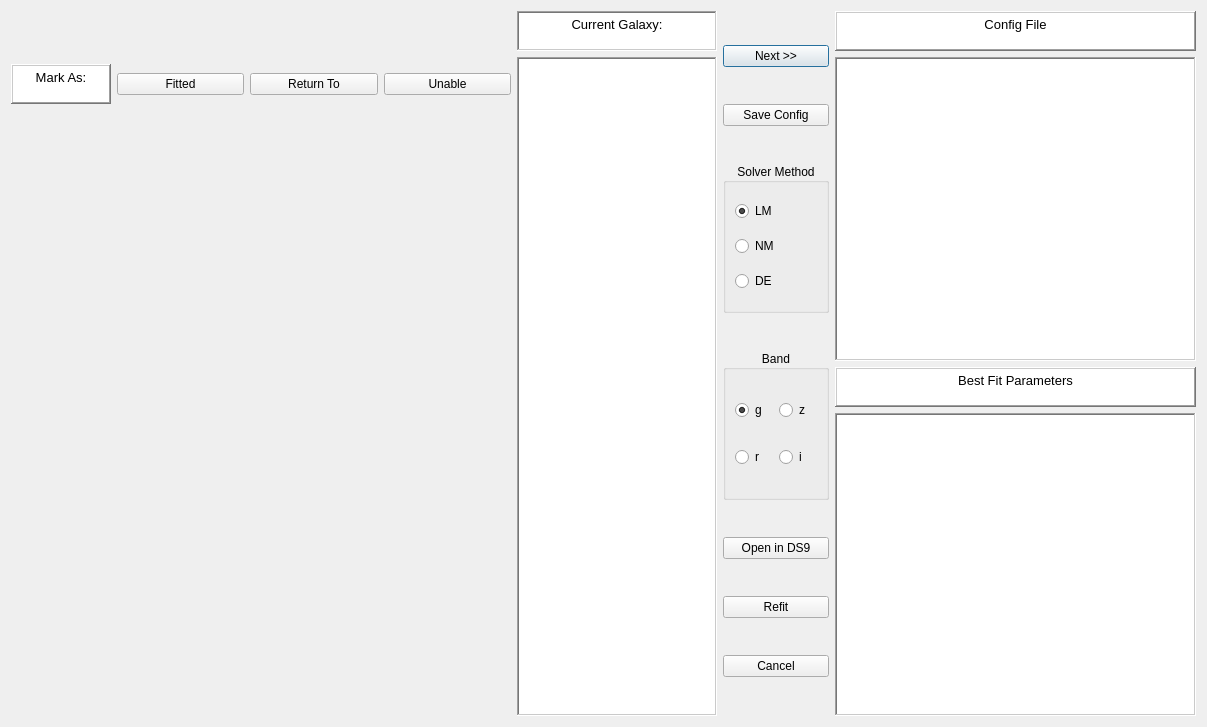
rpsmith4/photometric-decomp-analysis, file GUI/ds9_open.ui: the form before one commit.
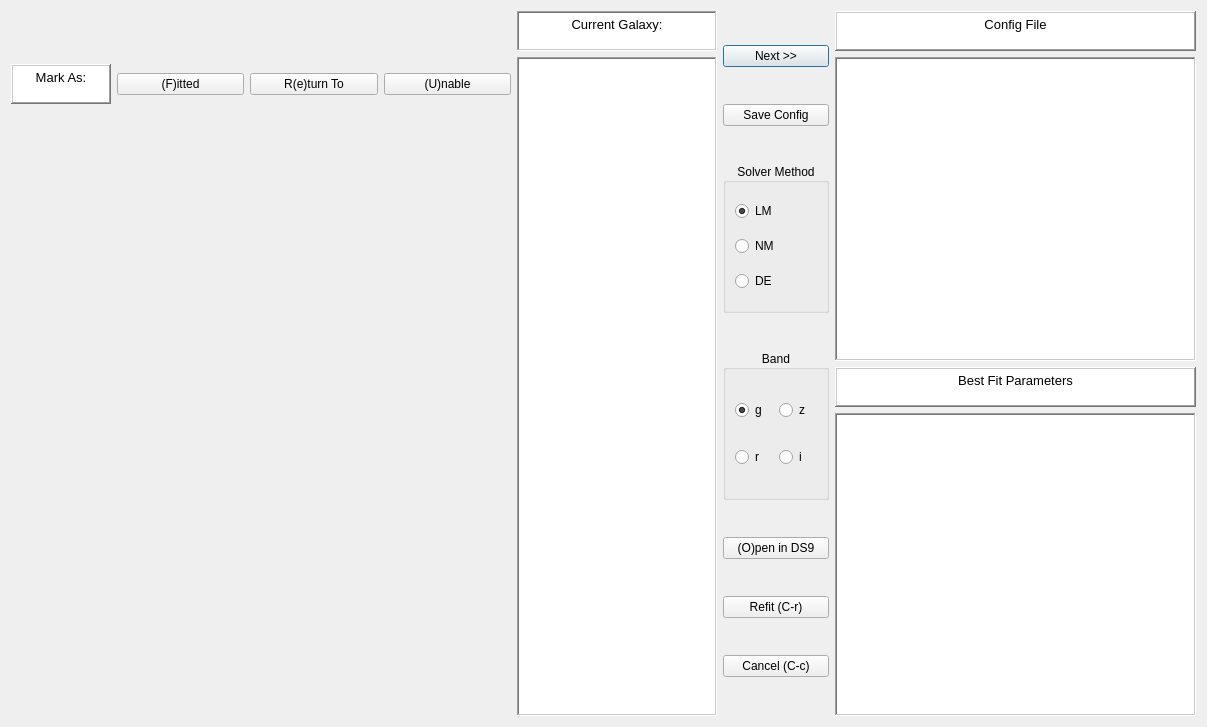
The form after the commit.

Commit message: Added some nice shortcuts

Diff of the .ui file:
```diff
--- a/GUI/ds9_open.ui
+++ b/GUI/ds9_open.ui
@@ -136,21 +136,21 @@
      <item>
       <widget class="QPushButton" name="opends9button">
        <property name="text">
-        <string>Open in DS9</string>
+        <string>(O)pen in DS9</string>
        </property>
       </widget>
      </item>
      <item>
       <widget class="QPushButton" name="refitbutton">
        <property name="text">
-        <string>Refit</string>
+        <string>Refit (C-r)</string>
        </property>
       </widget>
      </item>
      <item>
       <widget class="QPushButton" name="cancelbutton">
        <property name="text">
-        <string>Cancel</string>
+        <string>Cancel (C-c)</string>
        </property>
       </widget>
      </item>
@@ -320,7 +320,7 @@
           </size>
          </property>
          <property name="text">
-          <string>Fitted</string>
+          <string>(F)itted</string>
          </property>
         </widget>
        </item>
@@ -333,7 +333,7 @@
           </size>
          </property>
          <property name="text">
-          <string>Return To</string>
+          <string>R(e)turn To</string>
          </property>
         </widget>
        </item>
@@ -346,7 +346,7 @@
           </size>
          </property>
          <property name="text">
-          <string>Unable</string>
+          <string>(U)nable</string>
          </property>
         </widget>
        </item>
```
The commit also changes 1 other file.
